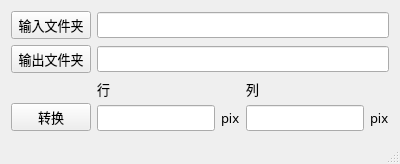
First picture: the form in resizepics.ui, repository PhineasShi/ResizePics, before the edit.
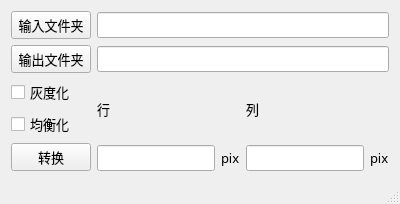
Second picture: the form after the edit.

What changed in the file:
```diff
--- a/resizepics.ui
+++ b/resizepics.ui
@@ -7,7 +7,7 @@
     <x>0</x>
     <y>0</y>
     <width>400</width>
-    <height>160</height>
+    <height>200</height>
    </rect>
   </property>
   <property name="sizePolicy">
@@ -25,7 +25,7 @@
   <property name="maximumSize">
    <size>
     <width>16777215</width>
-    <height>160</height>
+    <height>200</height>
    </size>
   </property>
   <property name="baseSize">
@@ -105,7 +105,7 @@
         </property>
        </widget>
       </item>
-      <item row="3" column="0">
+      <item row="4" column="0">
        <widget class="QPushButton" name="pushButton_resize">
         <property name="font">
          <font>
@@ -118,7 +118,33 @@
         </property>
        </widget>
       </item>
-      <item row="2" column="1" rowspan="2">
+      <item row="3" column="0">
+       <widget class="QCheckBox" name="checkBox_EQ">
+        <property name="font">
+         <font>
+          <family>Microsoft YaHei UI Light</family>
+          <pointsize>10</pointsize>
+         </font>
+        </property>
+        <property name="text">
+         <string>均衡化</string>
+        </property>
+       </widget>
+      </item>
+      <item row="2" column="0">
+       <widget class="QCheckBox" name="checkBox_Bin">
+        <property name="font">
+         <font>
+          <family>Microsoft YaHei UI Light</family>
+          <pointsize>10</pointsize>
+         </font>
+        </property>
+        <property name="text">
+         <string>灰度化</string>
+        </property>
+       </widget>
+      </item>
+      <item row="2" column="1" rowspan="3">
        <layout class="QGridLayout" name="gridLayout_2">
         <item row="1" column="0">
          <widget class="QLineEdit" name="lineEdit_row">
```
Left out of the diff: 144 changed lines with no effect on the pictures.
